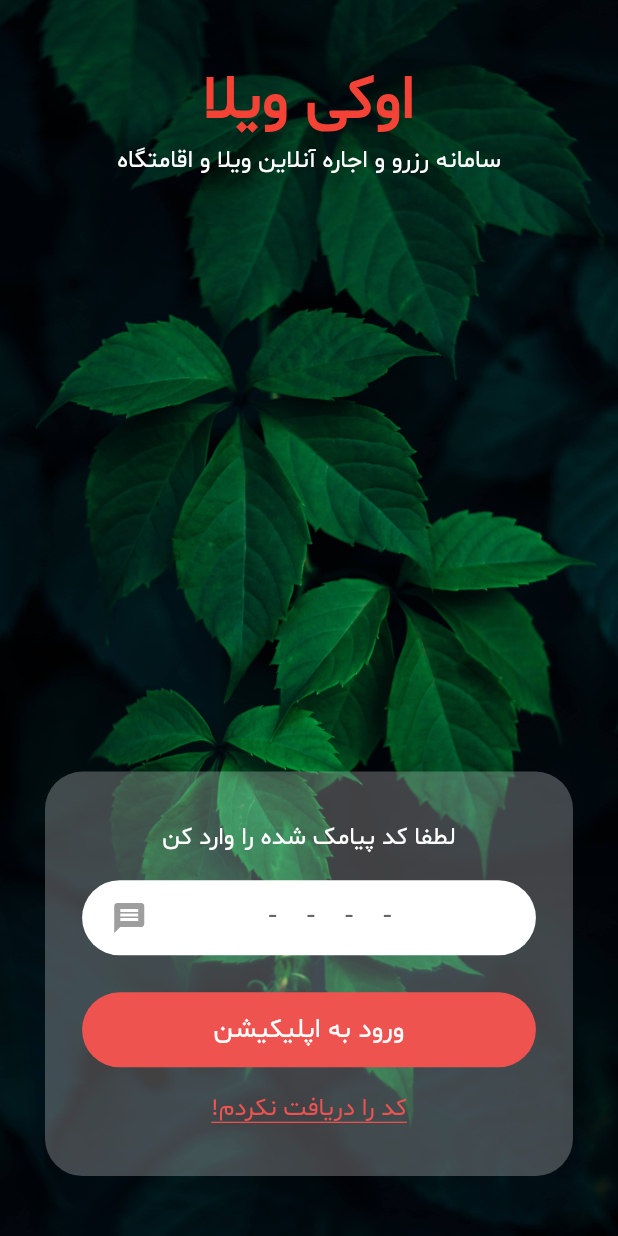
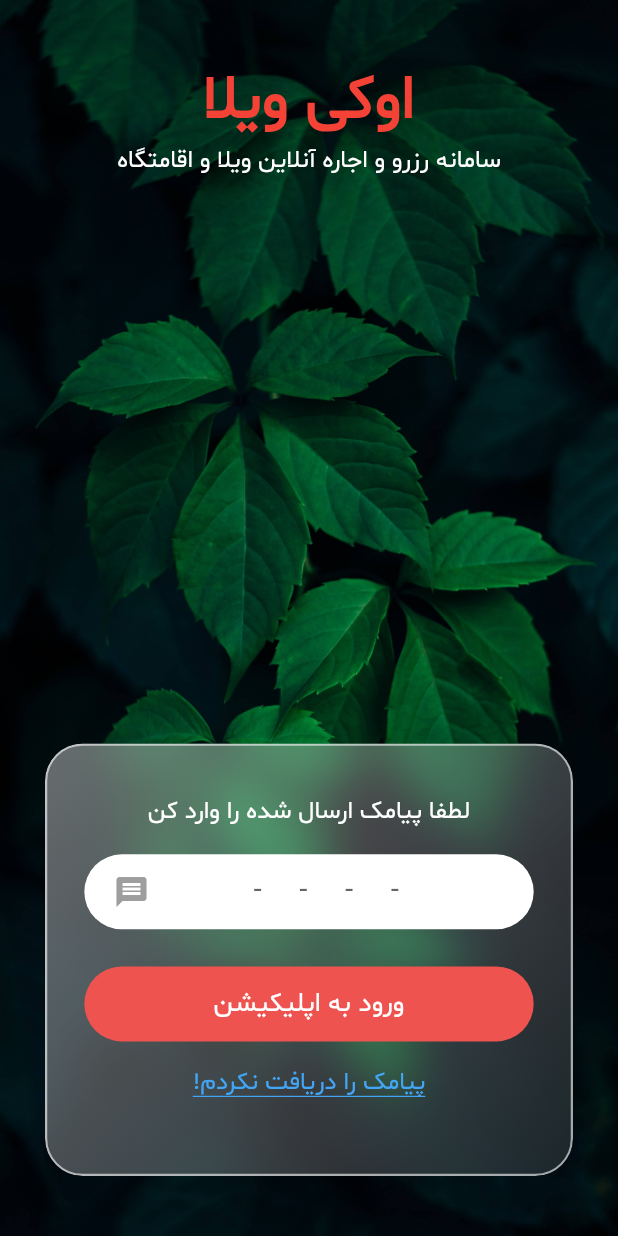
Before and after one commit to morzabzrgzd/Flutter-login-ui, a Flutter app: the screen it shows after launch, after a tap on "ثبت نام", on a phone screen of 412 x 824 dp. Run offline on Flutter 3.47's test engine with Material 2 defaults, Android fonts, the phone set to English and light mode, and no system bars; drawn by our look-alikes of glass_kit.

Commit message:
logi ui & ux complete

```diff
--- a/lib/screens/login_screen.dart
+++ b/lib/screens/login_screen.dart
@@ -1,4 +1,5 @@
 import 'package:flutter/material.dart';
+import 'package:glass_kit/glass_kit.dart';
 import 'package:okey_vila/screens/otp_screen.dart';
 import 'package:okey_vila/widgets/button_widget.dart';
 import 'package:okey_vila/widgets/textField_widget.dart';
@@ -31,19 +32,42 @@ class LoginScreen extends StatelessWidget {
                     titelText(
                         sizeTitle: size.width * 0.1,
                         sizeSubtitle: size.width * 0.04),
-                    Container(
-                      width: double.infinity,
+                    GlassContainer(
+                      height: size.height * 0.35,
+                      width: size.width * 0.9,
+                      borderRadius: BorderRadius.circular(25),
+                      gradient: LinearGradient(
+                        colors: [
+                          Colors.white.withOpacity(0.40),
+                          Colors.white.withOpacity(0.10)
+                        ],
+                        begin: Alignment.topLeft,
+                        end: Alignment.bottomRight,
+                      ),
+                      borderGradient: LinearGradient(
+                        colors: [
+                          Colors.white.withOpacity(0.60),
+                          Colors.white.withOpacity(0.10),
+                          Colors.lightBlueAccent.withOpacity(0.05),
+                          Colors.lightBlueAccent.withOpacity(0.6)
+                        ],
+                        begin: Alignment.topLeft,
+                        end: Alignment.bottomRight,
+                        stops: [0.0, 0.39, 0.40, 1.0],
+                      ),
+                      blur: 15.0,
+                      borderWidth: 1.5,
+                      elevation: 3.0,
+                      isFrostedGlass: true,
+                      shadowColor: Colors.black.withOpacity(0.20),
+                      alignment: Alignment.center,
+                      frostedOpacity: 0.12,
                       margin: EdgeInsets.symmetric(horizontal: 30),
                       padding: EdgeInsets.symmetric(
                         horizontal: size.width * 0.06,
                         vertical: size.height * 0.04,
                       ),
-                      // height: 300,
-                      decoration: BoxDecoration(
-                        borderRadius: BorderRadius.circular(25),
-                        color: Colors.white.withOpacity(.25),
-                      ),
-                      child: Column(
+                       child: Column(
                         children: [
                           Text(
                             'لطفا شماره همراه خود را وارد کن',
@@ -86,7 +110,7 @@ class LoginScreen extends StatelessWidget {
                                 'وارد شو',
                                 style: TextStyle(
                                   decoration: TextDecoration.underline,
-                                  color: Colors.red.shade400,
+                                  color: Colors.blue.shade400,
                                   fontSize: size.width * 0.04,
                                 ),
                               ),
@@ -94,7 +118,7 @@ class LoginScreen extends StatelessWidget {
                           ),
                         ],
                       ),
-                    )
+                    ),
                   ],
                 ),
               )
--- a/lib/screens/otp_screen.dart
+++ b/lib/screens/otp_screen.dart
@@ -1,4 +1,5 @@
 import 'package:flutter/material.dart';
+import 'package:glass_kit/glass_kit.dart';
 import 'package:okey_vila/widgets/button_widget.dart';
 import 'package:okey_vila/widgets/textField_widget.dart';
 
@@ -30,50 +31,80 @@ class OtpScreen extends StatelessWidget {
                     titelText(
                         sizeTitle: size.width * 0.1,
                         sizeSubtitle: size.width * 0.04),
-                    Container(
-                      width: double.infinity,
+                    GlassContainer(
+                      height: size.height * 0.35,
+                      width: size.width * 0.9,
+                      borderRadius: BorderRadius.circular(25),
+                      gradient: LinearGradient(
+                        colors: [
+                          Colors.white.withOpacity(0.40),
+                          Colors.white.withOpacity(0.10)
+                        ],
+                        begin: Alignment.topLeft,
+                        end: Alignment.bottomRight,
+                      ),
+                      borderGradient: LinearGradient(
+                        colors: [
+                          Colors.white.withOpacity(0.60),
+                          Colors.white.withOpacity(0.10),
+                          Colors.lightBlueAccent.withOpacity(0.05),
+                          Colors.lightBlueAccent.withOpacity(0.6)
+                        ],
+                        begin: Alignment.topLeft,
+                        end: Alignment.bottomRight,
+                        stops: [0.0, 0.39, 0.40, 1.0],
+                      ),
+                      blur: 15.0,
+                      borderWidth: 1.5,
+                      elevation: 3.0,
+                      isFrostedGlass: true,
+                      shadowColor: Colors.black.withOpacity(0.20),
+                      alignment: Alignment.center,
+                      frostedOpacity: 0.12,
                       margin: EdgeInsets.symmetric(horizontal: 30),
                       padding: EdgeInsets.symmetric(
                         horizontal: size.width * 0.06,
                         vertical: size.height * 0.04,
-
                       ),
-                      // height: 300,
-                      decoration: BoxDecoration(
-                        borderRadius: BorderRadius.circular(25),
-                        color: Colors.white.withOpacity(.25),
-                      ),
-                      child: Column(
+                       child: Column(
                         children: [
                           Text(
-                            'لطفا کد پیامک شده را وارد کن',
+                            'لطفا پیامک ارسال شده را وارد کن',
                             style: TextStyle(
                               color: Colors.white,
-                              fontSize: size.width*0.04,
+                              fontSize: size.width * 0.04,
                             ),
                           ),
-                          SizedBox(height: size.height*0.02),
+                          SizedBox(height: size.height * 0.02),
                           BuildTextField(
                             icon: Icons.message,
                             hintText: '----',
-                            letterSpacing: 20.0,
+                            letterSpacing: 25.0,
                           ),
-                          SizedBox(height: size.height*0.03),
+                          SizedBox(height: size.height * 0.03),
                           Button(
+                            onTab: () {
+                              Navigator.push(
+                                context,
+                                MaterialPageRoute(
+                                  builder: (context) => OtpScreen(),
+                                ),
+                              );
+                            },
                             name: 'ورود به اپلیکیشن',
                           ),
-                          SizedBox(height: size.height*0.02),
+                          SizedBox(height: size.height * 0.02),
                           Text(
-                            'کد را دریافت نکردم!',
+                            'پیامک را دریافت نکردم!',
                             style: TextStyle(
                               decoration: TextDecoration.underline,
-                              color: Colors.red.shade400,
-                          fontSize: size.width*0.04,
+                              color: Colors.blue.shade400,
+                              fontSize: size.width * 0.04,
                             ),
                           ),
                         ],
                       ),
-                    )
+                    ),
                   ],
                 ),
               )
--- a/lib/widgets/textField_widget.dart
+++ b/lib/widgets/textField_widget.dart
@@ -4,7 +4,7 @@ import 'package:flutter/material.dart';
 
 class BuildTextField extends StatelessWidget {
   final icon;
-  var letterSpacing;
+  final letterSpacing;
   final hintText;
 
   BuildTextField({@required this.icon, this.letterSpacing, this.hintText});
--- a/pubspec.yaml
+++ b/pubspec.yaml
@@ -28,6 +28,7 @@ dependencies:
   # The following adds the Cupertino Icons font to your application.
   # Use with the CupertinoIcons class for iOS style icons.
   cupertino_icons: ^1.0.2
+  glass_kit: ^2.0.1
 
 dev_dependencies:
   flutter_test:
```
Also changed, not shown: pubspec.lock.
